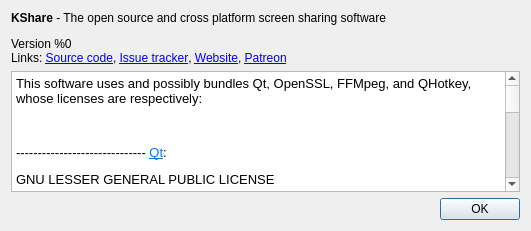
First picture: the form in aboutbox.ui, repository ArsenArsen/KShare, before the edit.
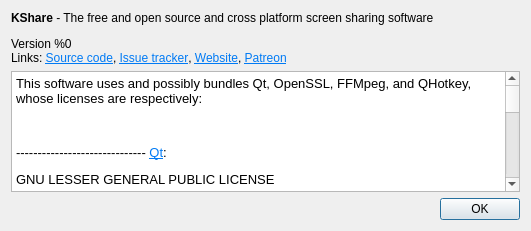
Second picture: the form after the edit. Icons and pictures are not drawn.

Commit message: I hoped this fixes video uploading but nope

```diff
--- a/aboutbox.ui
+++ b/aboutbox.ui
@@ -17,7 +17,7 @@
    <item>
     <widget class="QLabel" name="label">
      <property name="text">
-      <string>&lt;p style=&quot;vertical-align:middle;&quot;&gt;&lt;img src=&quot;:/icons/icon.svg&quot; width=&quot;50&quot;/&gt;&lt;span style=&quot;font-weight:600;&quot;&gt; KShare&lt;/span&gt; - The open source and cross platform screen sharing software&lt;/p&gt;&lt;p&gt;Version %0&lt;br&gt;Links: &lt;a href=&quot;https://github.com/ArsenArsen/KShare&quot;&gt;Source code&lt;/a&gt;, &lt;a href=&quot;https://github.com/ArsenArsen/KShare/issues&quot;&gt;Issue tracker&lt;/a&gt;, &lt;a href=&quot;http://kshare.arsenarsen.com&quot;&gt;Website&lt;/a&gt;, &lt;a href=&quot;https://patreon.com/arsen&quot;&gt;Patreon&lt;/a&gt;&lt;/body&gt;&lt;/html&gt;</string>
+      <string>&lt;html&gt;&lt;head/&gt;&lt;body&gt;&lt;p&gt;&lt;img src=&quot;:/icons/icon.svg&quot; width=&quot;50&quot; style=&quot;vertical-align: middle;&quot;/&gt;&lt;span style=&quot; font-weight:600; vertical-align:middle;&quot;&gt; KShare&lt;/span&gt;&lt;span style=&quot; vertical-align:middle;&quot;&gt; - The free and open source and cross platform screen sharing software&lt;/span&gt;&lt;/p&gt;&lt;p&gt;Version %0&lt;br/&gt;Links: &lt;a href=&quot;https://github.com/ArsenArsen/KShare&quot;&gt;&lt;span style=&quot; text-decoration: underline; color:#007af4;&quot;&gt;Source code&lt;/span&gt;&lt;/a&gt;, &lt;a href=&quot;https://github.com/ArsenArsen/KShare/issues&quot;&gt;&lt;span style=&quot; text-decoration: underline; color:#007af4;&quot;&gt;Issue tracker&lt;/span&gt;&lt;/a&gt;, &lt;a href=&quot;http://kshare.arsenarsen.com&quot;&gt;&lt;span style=&quot; text-decoration: underline; color:#007af4;&quot;&gt;Website&lt;/span&gt;&lt;/a&gt;, &lt;a href=&quot;https://patreon.com/arsen&quot;&gt;&lt;span style=&quot; text-decoration: underline; color:#007af4;&quot;&gt;Patreon&lt;/span&gt;&lt;/a&gt;&lt;/p&gt;&lt;/body&gt;&lt;/html&gt;</string>
      </property>
     </widget>
    </item>
```
The commit also changes 1 other file.
